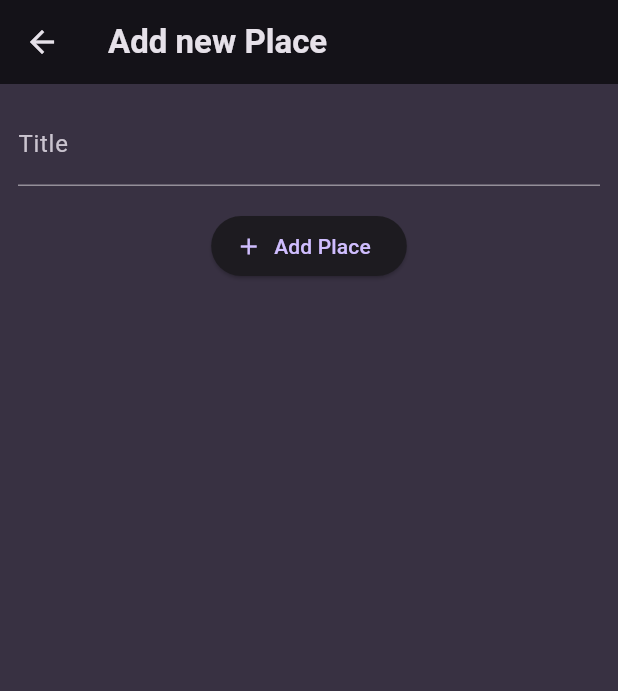
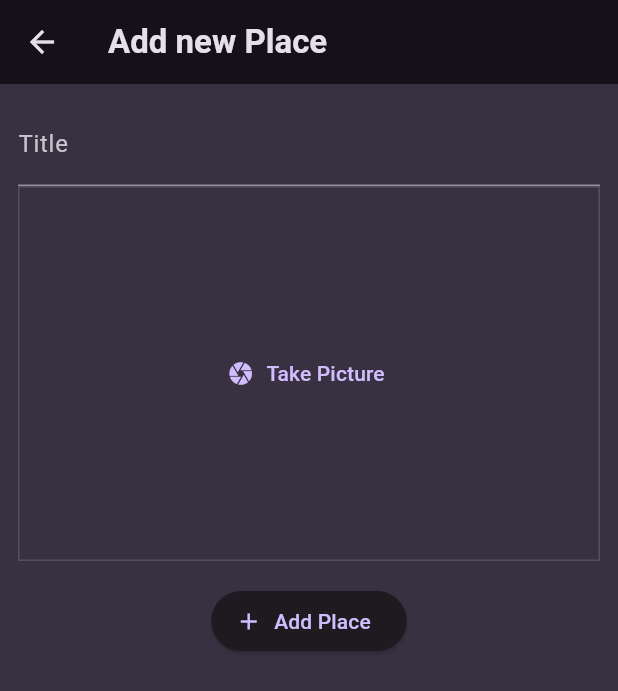
Before and after one commit to HM-Wimalasiri/Favourite_Place, a Flutter app: the AddPlace screen opened directly, on a phone screen of 412 x 824 dp. Shown: the top 691 px of the screen. Run offline on Flutter 3.47's test engine with Material 3 defaults, Android fonts, the phone set to English and light mode, and no system bars; our stand-ins replace flutter_riverpod, google_fonts.

Commit message:
Added image input

```diff
--- a/lib/screens/add_place.dart
+++ b/lib/screens/add_place.dart
@@ -1,4 +1,5 @@
 import 'package:favourite_places/providers/user_places.dart';
+import 'package:favourite_places/widgets/image_input.dart';
 import 'package:flutter/material.dart';
 import 'package:flutter_riverpod/flutter_riverpod.dart';
 
@@ -49,6 +50,7 @@ class _AddPlaceState extends ConsumerState<AddPlace> {
                 color: Theme.of(context).colorScheme.onBackground,
               ),
             ),
+            ImageInput(),
             const SizedBox(
               height: 16,
             ),
--- /dev/null
+++ b/lib/widgets/image_input.dart
@@ -0,0 +1,29 @@
+import 'package:flutter/material.dart';
+import 'package:flutter/widgets.dart';
+
+class ImageInput extends StatefulWidget {
+  const ImageInput({super.key});
+
+  @override
+  State<ImageInput> createState() => _ImageInputState();
+}
+
+class _ImageInputState extends State<ImageInput> {
+  void _takePicture() {}
+
+  @override
+  Widget build(BuildContext context) {
+    return Container(
+        decoration: BoxDecoration(
+            border: Border.all(
+                width: 1,
+                color: Theme.of(context).colorScheme.primary.withOpacity(0.2))),
+        height: 250,
+        alignment: Alignment.center,
+        width: double.infinity,
+        child: TextButton.icon(
+            onPressed: _takePicture,
+            icon: const Icon(Icons.camera),
+            label: const Text('Take Picture')));
+  }
+}
```
Also changed, not shown: lib/screens/places_detail.dart (+22 -0 lines), lib/widgets/places_list.dart (+15 -7 lines).
